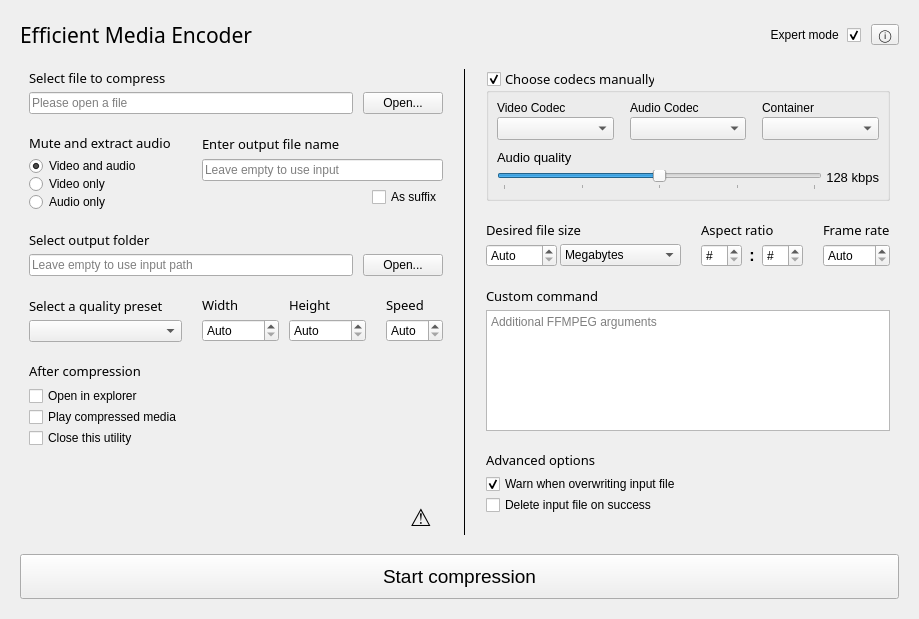
Above: ui/mainwindow.ui from Thurinum/simple-media-encoder before the change. Below: the same form after it.
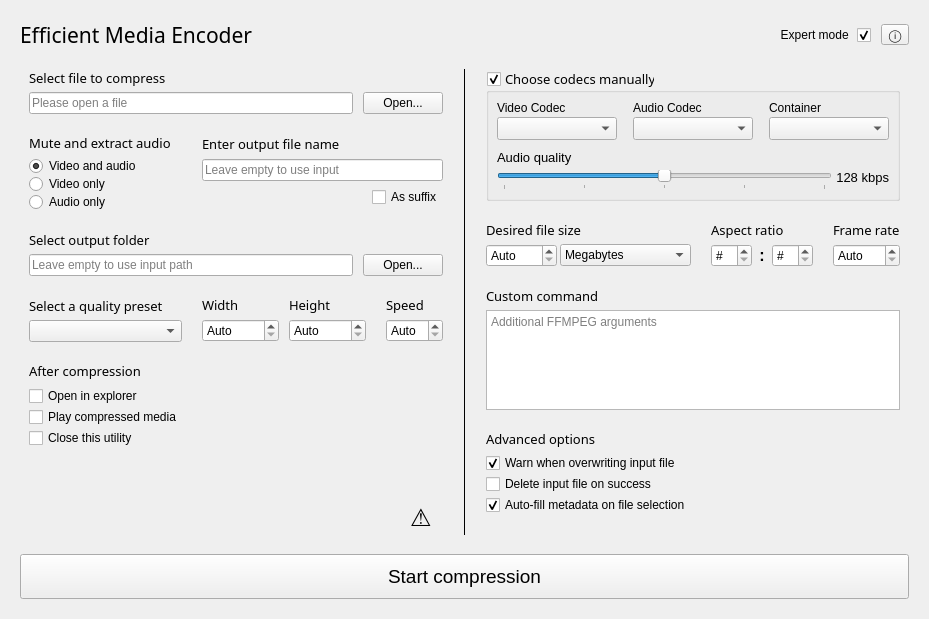
That is the form after the change.

Commit message: ui: Populate controls with input metadata on file selection

Diff of the .ui file:
```diff
--- a/ui/mainwindow.ui
+++ b/ui/mainwindow.ui
@@ -854,6 +854,16 @@
               </property>
              </widget>
             </item>
+            <item>
+             <widget class="QCheckBox" name="autoFillCheckBox">
+              <property name="text">
+               <string>Auto-fill metadata on file selection</string>
+              </property>
+              <property name="checked">
+               <bool>true</bool>
+              </property>
+             </widget>
+            </item>
            </layout>
           </item>
           <item row="2" column="3">
```
The commit also changes 4 other files.
